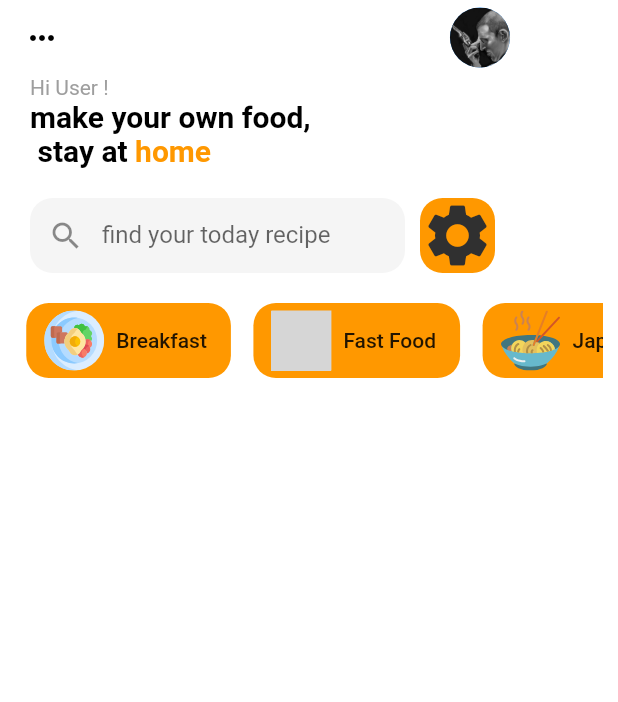
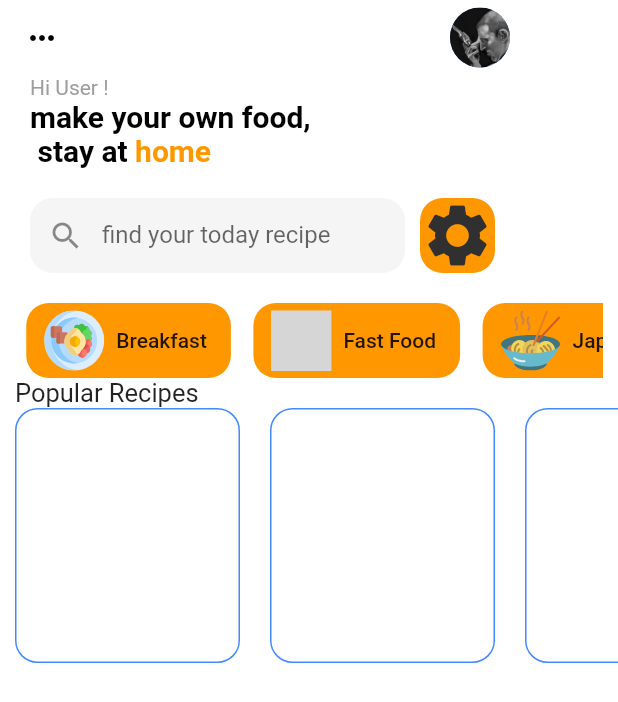
Before and after one commit to Enadir-Mekhlouf/Myrecipe, a Flutter app: the screen it shows after launch, on a phone screen of 412 x 824 dp. Shown: the top 702 px of the screen. Run offline on Flutter 3.47's test engine with Material 2 defaults, Android fonts, the phone set to English and light mode, and no system bars; our stand-ins replace flutter_svg; grey boxes are pictures that could not be loaded.

Commit message:
popularRecipes

```diff
--- a/lib/main.dart
+++ b/lib/main.dart
@@ -129,7 +129,7 @@ class MyApp extends StatelessWidget {
                             ),
                           ],
                         ),
-                      )
+                      ),
                     ],
                   ),
                 ),
@@ -139,10 +139,32 @@ class MyApp extends StatelessWidget {
                   child: ListView(
                     scrollDirection: Axis.horizontal,
                     children: [
-                      // by zniber
                       NavigationButton('Breakfast', 'images/egg.svg'),
                       NavigationButton('Fast Food', 'images/burger.svg'),
-                      NavigationButton('JapaneSe', 'images/noodles.svg'),
+                      NavigationButton('Japanese', 'images/noodles.svg'),
+                    ],
+                  ),
+                ),
+                //container in the body
+                Container(
+                  child: SizedBox(
+                    width: double.infinity,
+                    child: Container(
+                      margin: EdgeInsets.symmetric(horizontal: 10.0),
+                      child: Text('Popular Recipes',
+                          style: TextStyle(fontSize: 17.0)),
+                    ),
+                  ),
+                ),
+                //
+                Container(
+                  height: 170.0,
+                  child: ListView(
+                    scrollDirection: Axis.horizontal,
+                    children: [
+                      PopulareRecipe(),
+                      PopulareRecipe(),
+                      PopulareRecipe(),
                     ],
                   ),
                 )
@@ -152,6 +174,28 @@ class MyApp extends StatelessWidget {
         ),
       ),
     );
+  }
+}
+
+class PopulareRecipe extends StatelessWidget {
+  const PopulareRecipe({Key key}) : super(key: key);
+
+  @override
+  Widget build(BuildContext context) {
+    return Container(
+        child: SizedBox(
+      height: 170,
+      width: 170,
+      child: Container(
+        margin: EdgeInsets.symmetric(horizontal: 10.0),
+        decoration: BoxDecoration(
+          border: Border.all(color: Colors.blueAccent),
+          borderRadius: BorderRadius.all(
+            const Radius.circular(15.0),
+          ),
+        ),
+      ),
+    ));
   }
 }
 
```
